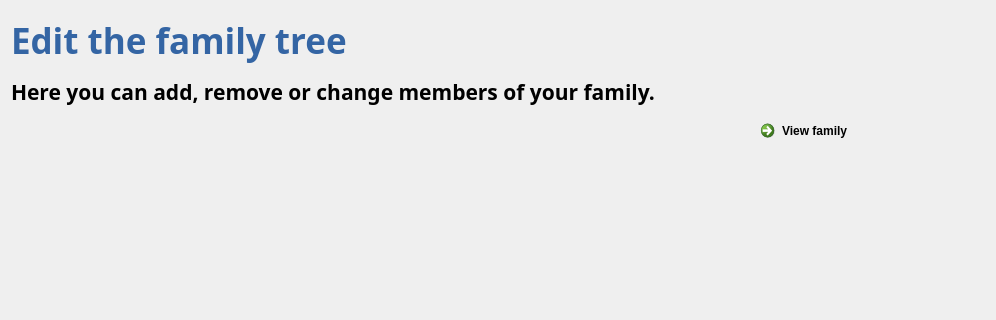
First picture: the form in FamilyTree/src/gui/editpage.ui, repository moumitahmad/Stammbaum, before the edit; both pictures show x 0 to 996 and y 0 to 320 of the 1500 by 800 pixel window.
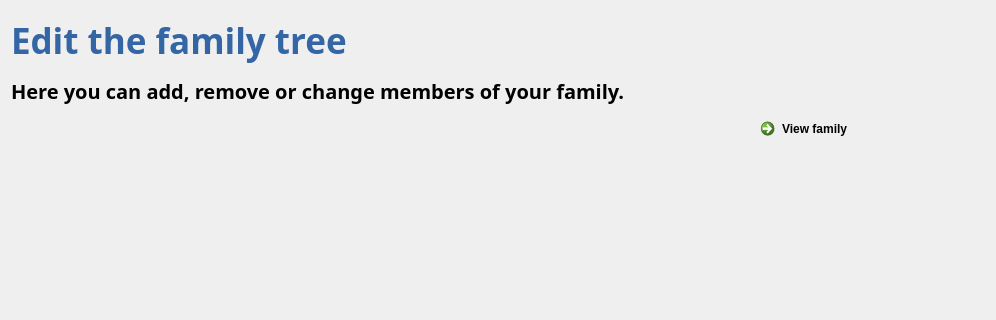
Second picture: the form after the edit.

```diff
--- a/FamilyTree/src/gui/editpage.ui
+++ b/FamilyTree/src/gui/editpage.ui
@@ -72,7 +72,7 @@
        <property name="font">
         <font>
          <family>Sawasdee</family>
-         <pointsize>16</pointsize>
+         <pointsize>15</pointsize>
          <weight>75</weight>
          <bold>true</bold>
         </font>
```
